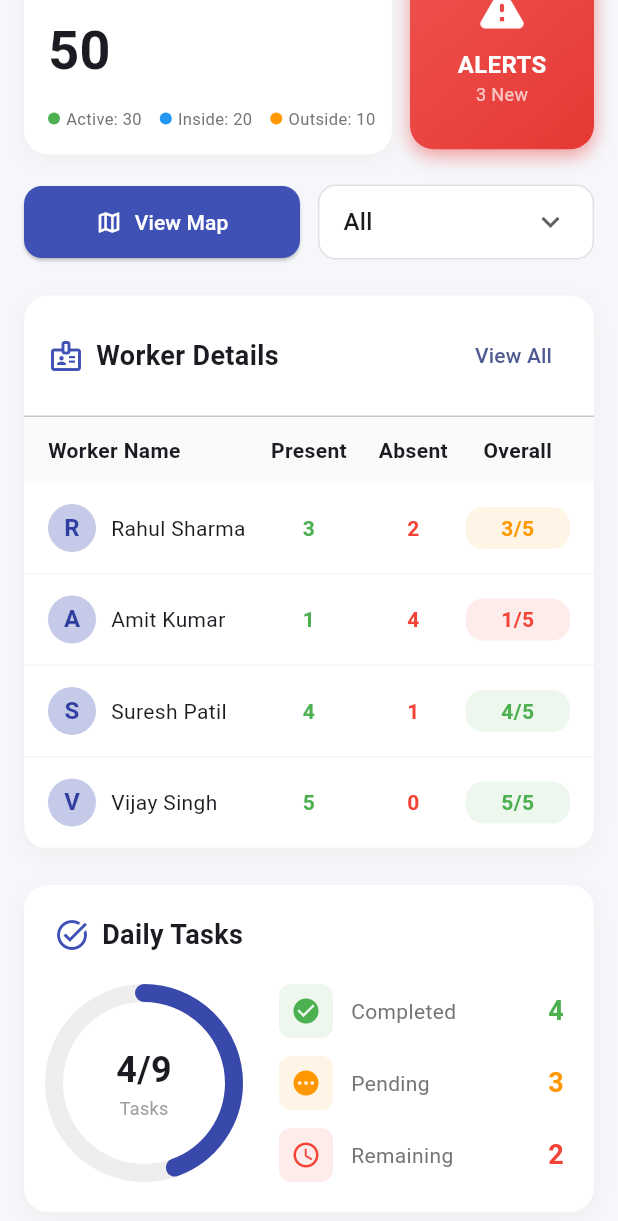
After one commit to patkaryash/quantexera, a Flutter app: the AdminDashboard screen opened directly, scrolled down 132 dp, after a tap on "ALERTS", on a phone screen of 412 x 824 dp. The commit adds this screen. Shown: the top 1221 px of the screen. Run offline on Flutter 3.47's test engine with Material 3 defaults, Android fonts, the phone set to English and light mode, and no system bars.

Commit message:
admin dashboard

```diff
--- /dev/null
+++ b/smart_civic/lib/screens/admin_dashboard.dart
@@ -0,0 +1,571 @@
+import 'package:flutter/material.dart';
+
+class AdminDashboard extends StatelessWidget {
+  const AdminDashboard({super.key});
+
+  @override
+  Widget build(BuildContext context) {
+    return Scaffold(
+      backgroundColor: const Color(0xFFF5F7FB),
+      body: SafeArea(
+        child: SingleChildScrollView(
+          padding: const EdgeInsets.all(16),
+          child: Column(
+            crossAxisAlignment: CrossAxisAlignment.start,
+            children: [
+              // Header with Logo
+              _buildHeader(),
+              const SizedBox(height: 20),
+
+              // Stats Cards Row
+              _buildStatsSection(),
+              const SizedBox(height: 20),
+
+              // Action Buttons Row
+              _buildActionButtons(context),
+              const SizedBox(height: 24),
+
+              // Worker Details Section
+              _buildWorkerDetails(),
+              const SizedBox(height: 24),
+
+              // Daily Tasks Section
+              _buildDailyTasks(),
+            ],
+          ),
+        ),
+      ),
+    );
+  }
+
+  Widget _buildHeader() {
+    return Row(
+      children: [
+        Container(
+          padding: const EdgeInsets.all(10),
+          decoration: BoxDecoration(
+            color: Colors.indigo.shade50,
+            borderRadius: BorderRadius.circular(12),
+          ),
+          child: Icon(
+            Icons.location_city_rounded,
+            size: 32,
+            color: Colors.indigo.shade700,
+          ),
+        ),
+        const SizedBox(width: 12),
+        Text(
+          'SmartCivic',
+          style: TextStyle(
+            fontSize: 24,
+            fontWeight: FontWeight.bold,
+            color: Colors.indigo.shade700,
+          ),
+        ),
+        const Spacer(),
+        IconButton(
+          onPressed: () {},
+          icon: const Icon(Icons.notifications_outlined),
+          iconSize: 28,
+        ),
+        IconButton(
+          onPressed: () {},
+          icon: const Icon(Icons.logout_outlined),
+          iconSize: 28,
+        ),
+      ],
+    );
+  }
+
+  Widget _buildStatsSection() {
+    return Column(
+      children: [
+        // Total Workers Card with Alert
+        Row(
+          children: [
+            Expanded(
+              flex: 2,
+              child: Container(
+                padding: const EdgeInsets.all(16),
+                decoration: BoxDecoration(
+                  color: Colors.white,
+                  borderRadius: BorderRadius.circular(16),
+                  boxShadow: [
+                    BoxShadow(
+                      color: Colors.grey.shade200,
+                      blurRadius: 10,
+                      offset: const Offset(0, 4),
+                    ),
+                  ],
+                ),
+                child: Column(
+                  crossAxisAlignment: CrossAxisAlignment.start,
+                  children: [
+                    Row(
+                      children: [
+                        Icon(Icons.people, color: Colors.indigo.shade600),
+                        const SizedBox(width: 8),
+                        const Text(
+                          'Total Workers',
+                          style: TextStyle(
+                            fontSize: 16,
+                            fontWeight: FontWeight.w600,
+                          ),
+                        ),
+                      ],
+                    ),
+                    const SizedBox(height: 12),
+                    const Text(
+                      '50',
+                      style: TextStyle(
+                        fontSize: 36,
+                        fontWeight: FontWeight.bold,
+                      ),
+                    ),
+                    const SizedBox(height: 12),
+                    Row(
+                      children: [
+                        _buildIndicator(Colors.green, 'Active: 30'),
+                        const SizedBox(width: 12),
+                        _buildIndicator(Colors.blue, 'Inside: 20'),
+                        const SizedBox(width: 12),
+                        _buildIndicator(Colors.orange, 'Outside: 10'),
+                      ],
+                    ),
+                  ],
+                ),
+              ),
+            ),
+            const SizedBox(width: 12),
+            Expanded(
+              child: Container(
+                height: 140,
+                decoration: BoxDecoration(
+                  gradient: LinearGradient(
+                    colors: [Colors.red.shade400, Colors.red.shade600],
+                    begin: Alignment.topLeft,
+                    end: Alignment.bottomRight,
+                  ),
+                  borderRadius: BorderRadius.circular(16),
+                  boxShadow: [
+                    BoxShadow(
+                      color: Colors.red.shade200,
+                      blurRadius: 10,
+                      offset: const Offset(0, 4),
+                    ),
+                  ],
+                ),
+                child: Material(
+                  color: Colors.transparent,
+                  child: InkWell(
+                    onTap: () {},
+                    borderRadius: BorderRadius.circular(16),
+                    child: const Column(
+                      mainAxisAlignment: MainAxisAlignment.center,
+                      children: [
+                        Icon(Icons.warning_rounded, color: Colors.white, size: 36),
+                        SizedBox(height: 8),
+                        Text(
+                          'ALERTS',
+                          style: TextStyle(
+                            color: Colors.white,
+                            fontWeight: FontWeight.bold,
+                            fontSize: 16,
+                          ),
+                        ),
+                        Text(
+                          '3 New',
+                          style: TextStyle(
+                            color: Colors.white70,
+                            fontSize: 12,
+                          ),
+                        ),
+                      ],
+                    ),
+                  ),
+                ),
+              ),
+            ),
+          ],
+        ),
+      ],
+    );
+  }
+
+  Widget _buildIndicator(Color color, String text) {
+    return Row(
+      children: [
+        Container(
+          width: 8,
+          height: 8,
+          decoration: BoxDecoration(
+            color: color,
+            shape: BoxShape.circle,
+          ),
+        ),
+        const SizedBox(width: 4),
+        Text(
+          text,
+          style: TextStyle(
+            fontSize: 11,
+            color: Colors.grey.shade600,
+          ),
+        ),
+      ],
+    );
+  }
+
+  Widget _buildActionButtons(BuildContext context) {
+    return Row(
+      children: [
+        Expanded(
+          child: ElevatedButton.icon(
+            onPressed: () {
+              Navigator.push(
+                context,
+                MaterialPageRoute(builder: (_) => const MapPlaceholderScreen()),
+              );
+            },
+            icon: const Icon(Icons.map_outlined),
+            label: const Text('View Map'),
+            style: ElevatedButton.styleFrom(
+              backgroundColor: Colors.indigo,
+              foregroundColor: Colors.white,
+              padding: const EdgeInsets.symmetric(vertical: 14),
+              shape: RoundedRectangleBorder(
+                borderRadius: BorderRadius.circular(12),
+              ),
+            ),
+          ),
+        ),
+        const SizedBox(width: 12),
+        Expanded(
+          child: Container(
+            padding: const EdgeInsets.symmetric(horizontal: 16),
+            decoration: BoxDecoration(
+              color: Colors.white,
+              borderRadius: BorderRadius.circular(12),
+              border: Border.all(color: Colors.grey.shade300),
+            ),
+            child: DropdownButtonHideUnderline(
+              child: DropdownButton<String>(
+                value: 'All',
+                isExpanded: true,
+                icon: const Icon(Icons.keyboard_arrow_down),
+                items: ['All', 'Sanitation', 'Roads', 'Parks', 'Water']
+                    .map((dept) => DropdownMenuItem(
+                          value: dept,
+                          child: Text(dept),
+                        ))
+                    .toList(),
+                onChanged: (value) {},
+              ),
+            ),
+          ),
+        ),
+      ],
+    );
+  }
+
+  Widget _buildWorkerDetails() {
+    return Container(
+      decoration: BoxDecoration(
+        color: Colors.white,
+        borderRadius: BorderRadius.circular(16),
+        boxShadow: [
+          BoxShadow(
+            color: Colors.grey.shade200,
+            blurRadius: 10,
+            offset: const Offset(0, 4),
+          ),
+        ],
+      ),
+      child: Column(
+        crossAxisAlignment: CrossAxisAlignment.start,
+        children: [
+          Padding(
+            padding: const EdgeInsets.all(16),
+            child: Row(
+              children: [
+                const Icon(Icons.badge_outlined, color: Colors.indigo),
+                const SizedBox(width: 8),
+                const Text(
+                  'Worker Details',
+                  style: TextStyle(
+                    fontSize: 18,
+                    fontWeight: FontWeight.bold,
+                  ),
+                ),
+                const Spacer(),
+                TextButton(
+                  onPressed: () {},
+                  child: const Text('View All'),
+                ),
+              ],
+            ),
+          ),
+          const Divider(height: 1),
+          // Table Header
+          Container(
+            padding: const EdgeInsets.symmetric(horizontal: 16, vertical: 12),
+            color: Colors.grey.shade50,
+            child: const Row(
+              children: [
+                Expanded(flex: 2, child: Text('Worker Name', style: TextStyle(fontWeight: FontWeight.w600))),
+                Expanded(child: Text('Present', textAlign: TextAlign.center, style: TextStyle(fontWeight: FontWeight.w600))),
+                Expanded(child: Text('Absent', textAlign: TextAlign.center, style: TextStyle(fontWeight: FontWeight.w600))),
+                Expanded(child: Text('Overall', textAlign: TextAlign.center, style: TextStyle(fontWeight: FontWeight.w600))),
+              ],
+            ),
+          ),
+          // Worker Rows
+          _buildWorkerRow('Rahul Sharma', 3, 2),
+          _buildWorkerRow('Amit Kumar', 1, 4),
+          _buildWorkerRow('Suresh Patil', 4, 1),
+          _buildWorkerRow('Vijay Singh', 5, 0),
+        ],
+      ),
+    );
+  }
+
+  Widget _buildWorkerRow(String name, int present, int absent) {
+    int total = present + absent;
+    double percentage = present / total;
+    Color statusColor = percentage >= 0.8
+        ? Colors.green
+        : percentage >= 0.5
+            ? Colors.orange
+            : Colors.red;
+
+    return Container(
+      padding: const EdgeInsets.symmetric(horizontal: 16, vertical: 14),
+      decoration: BoxDecoration(
+        border: Border(bottom: BorderSide(color: Colors.grey.shade100)),
+      ),
+      child: Row(
+        children: [
+          Expanded(
+            flex: 2,
+            child: Row(
+              children: [
+                CircleAvatar(
+                  radius: 16,
+                  backgroundColor: Colors.indigo.shade100,
+                  child: Text(
+                    name[0],
+                    style: TextStyle(
+                      color: Colors.indigo.shade700,
+                      fontWeight: FontWeight.bold,
+                    ),
+                  ),
+                ),
+                const SizedBox(width: 10),
+                Text(name),
+              ],
+            ),
+          ),
+          Expanded(
+            child: Text(
+              '$present',
+              textAlign: TextAlign.center,
+              style: const TextStyle(color: Colors.green, fontWeight: FontWeight.w600),
+            ),
+          ),
+          Expanded(
+            child: Text(
+              '$absent',
+              textAlign: TextAlign.center,
+              style: const TextStyle(color: Colors.red, fontWeight: FontWeight.w600),
+            ),
+          ),
+          Expanded(
+            child: Container(
+              padding: const EdgeInsets.symmetric(horizontal: 8, vertical: 4),
+              decoration: BoxDecoration(
+                color: statusColor.withValues(alpha: 0.1),
+                borderRadius: BorderRadius.circular(12),
+              ),
+              child: Text(
+                '$present/$total',
+                textAlign: TextAlign.center,
+                style: TextStyle(
+                  color: statusColor,
+                  fontWeight: FontWeight.bold,
+                ),
+              ),
+            ),
+          ),
+        ],
+      ),
+    );
+  }
+
+  Widget _buildDailyTasks() {
+    return Container(
+      padding: const EdgeInsets.all(20),
+      decoration: BoxDecoration(
+        color: Colors.white,
+        borderRadius: BorderRadius.circular(16),
+        boxShadow: [
+          BoxShadow(
+            color: Colors.grey.shade200,
+            blurRadius: 10,
+            offset: const Offset(0, 4),
+          ),
+        ],
+      ),
+      child: Column(
+        crossAxisAlignment: CrossAxisAlignment.start,
+        children: [
+          const Row(
+            children: [
+              Icon(Icons.task_alt, color: Colors.indigo),
+              SizedBox(width: 8),
+              Text(
+                'Daily Tasks',
+                style: TextStyle(
+                  fontSize: 18,
+                  fontWeight: FontWeight.bold,
+                ),
+              ),
+            ],
+          ),
+          const SizedBox(height: 20),
+          Row(
+            children: [
+              // Circular Progress
+              SizedBox(
+                width: 120,
+                height: 120,
+                child: Stack(
+                  fit: StackFit.expand,
+                  children: [
+                    CircularProgressIndicator(
+                      value: 4 / 9,
+                      strokeWidth: 12,
+                      backgroundColor: Colors.grey.shade200,
+                      valueColor: AlwaysStoppedAnimation<Color>(Colors.indigo.shade600),
+                      strokeCap: StrokeCap.round,
+                    ),
+                    const Center(
+                      child: Column(
+                        mainAxisSize: MainAxisSize.min,
+                        children: [
+                          Text(
+                            '4/9',
+                            style: TextStyle(
+                              fontSize: 24,
+                              fontWeight: FontWeight.bold,
+                            ),
+                          ),
+                          Text(
+                            'Tasks',
+                            style: TextStyle(
+                              color: Colors.grey,
+                              fontSize: 12,
+                            ),
+                          ),
+                        ],
+                      ),
+                    ),
+                  ],
+                ),
+              ),
+              const SizedBox(width: 30),
+              // Task Stats
+              Expanded(
+                child: Column(
+                  children: [
+                    _buildTaskStat(
+                      'Completed',
+                      '4',
+                      Colors.green,
+                      Icons.check_circle,
+                    ),
+                    const SizedBox(height: 12),
+                    _buildTaskStat(
+                      'Pending',
+                      '3',
+                      Colors.orange,
+                      Icons.pending,
+                    ),
+                    const SizedBox(height: 12),
+                    _buildTaskStat(
+                      'Remaining',
+                      '2',
+                      Colors.red,
+                      Icons.schedule,
+                    ),
+                  ],
+                ),
+              ),
+            ],
+          ),
+        ],
+      ),
+    );
+  }
+
+  Widget _buildTaskStat(String label, String value, Color color, IconData icon) {
+    return Row(
+      children: [
+        Container(
+          padding: const EdgeInsets.all(8),
+          decoration: BoxDecoration(
+            color: color.withValues(alpha: 0.1),
+            borderRadius: BorderRadius.circular(8),
+          ),
+          child: Icon(icon, color: color, size: 20),
+        ),
+        const SizedBox(width: 12),
+        Text(
+          label,
+          style: TextStyle(color: Colors.grey.shade600),
+        ),
+        const Spacer(),
+        Text(
+          value,
+          style: TextStyle(
+            fontSize: 18,
+            fontWeight: FontWeight.bold,
+            color: color,
+          ),
+        ),
+      ],
+    );
+  }
+}
+
+// Placeholder for Map Screen
+class MapPlaceholderScreen extends StatelessWidget {
+  const MapPlaceholderScreen({super.key});
+
+  @override
+  Widget build(BuildContext context) {
+    return Scaffold(
+      appBar: AppBar(
+        title: const Text('Live Tracking Map'),
+        backgroundColor: Colors.indigo,
+        foregroundColor: Colors.white,
+      ),
+      body: const Center(
+        child: Column(
+          mainAxisAlignment: MainAxisAlignment.center,
+          children: [
+            Icon(Icons.map, size: 80, color: Colors.grey),
+            SizedBox(height: 16),
+            Text(
+              'Map View',
+              style: TextStyle(fontSize: 24, color: Colors.grey),
+            ),
+            SizedBox(height: 8),
+            Text(
+              'Google Maps integration pending',
+              style: TextStyle(color: Colors.grey),
+            ),
+          ],
+        ),
+      ),
+    );
+  }
+}
--- a/smart_civic/lib/screens/login_screen.dart
+++ b/smart_civic/lib/screens/login_screen.dart
@@ -1,4 +1,5 @@
 import 'package:flutter/material.dart';
+import 'package:smart_civic/screens/admin_dashboard.dart';
 import 'package:smart_civic/screens/signup_screen.dart';
 import 'package:smart_civic/widgets/custom_button.dart';
 import 'package:smart_civic/widgets/custom_text_field.dart';
@@ -61,11 +62,10 @@ class _LoginScreenState extends State<LoginScreen> {
     setState(() => _isLoading = false);
 
     if (mounted) {
-      ScaffoldMessenger.of(context).showSnackBar(
-        const SnackBar(
-          content: Text('Login successful!'),
-          backgroundColor: Colors.green,
-        ),
+      // Navigate to Admin Dashboard
+      Navigator.pushReplacement(
+        context,
+        MaterialPageRoute(builder: (context) => const AdminDashboard()),
       );
     }
   }
```
